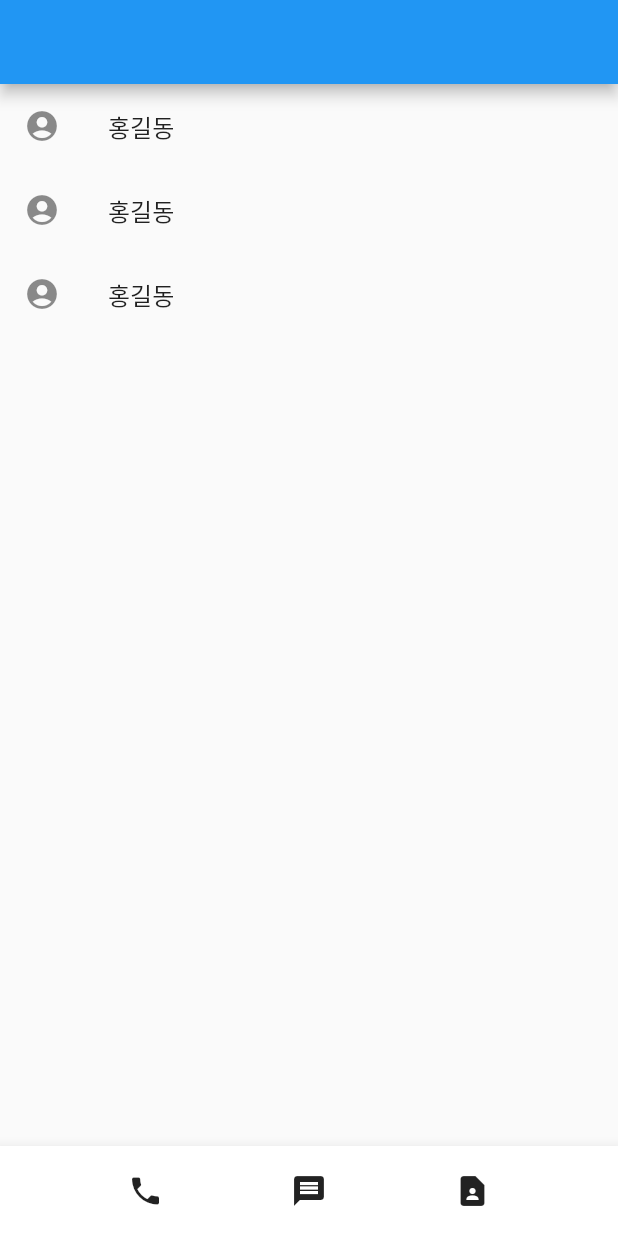
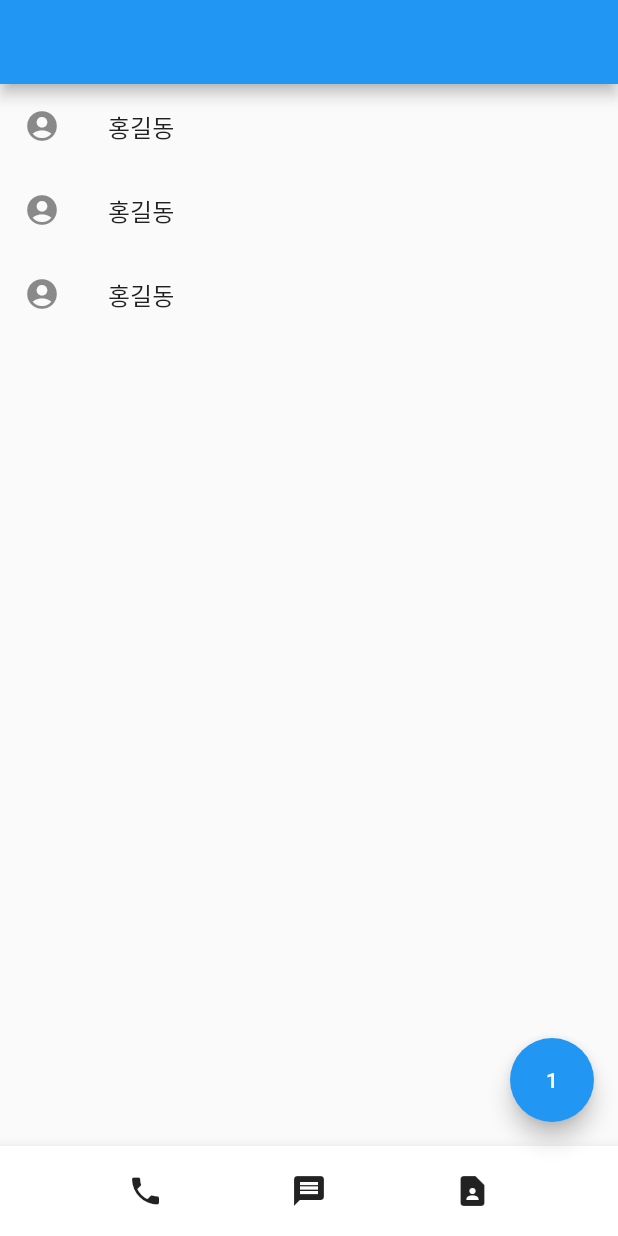
Before and after one commit to hxnsxxm/flutter-practice, a Flutter app: the screen it shows after launch, on a phone screen of 412 x 824 dp. Run offline on Flutter 3.47's test engine with Material 2 defaults, Android fonts, the phone set to English and light mode, and no system bars.

Commit message:
stateful, button

```diff
--- a/contact/lib/main.dart
+++ b/contact/lib/main.dart
@@ -1,22 +1,36 @@
 import 'package:flutter/material.dart';
 
 void main() {
-  runApp(const MyApp());
+  runApp(MyApp());
 }
 
 // 앱의 메인페이지
-class MyApp extends StatelessWidget {
-  const MyApp({super.key});
+class MyApp extends StatefulWidget {
+  MyApp({super.key});
+
+  @override
+  State<MyApp> createState() => _MyAppState();
+}
+
+class _MyAppState extends State<MyApp> {
+  var a = 1;
 
   @override
   Widget build(BuildContext context) {
     return MaterialApp(
       home: Scaffold(
+        floatingActionButton: FloatingActionButton(
+          child: Text(a.toString()),
+          onPressed: (){
+            setState(() {
+              a++;
+            });
+          },
+        ),
         appBar: AppBar(),
         body: ListView.builder(
           itemCount: 3, // 반복 횟수
           itemBuilder: (context, i) { // 함수
-            print(i); // console에 출력
             return ListTile(
                 leading: Icon(Icons.account_circle),
                 title: Text('홍길동')
```
